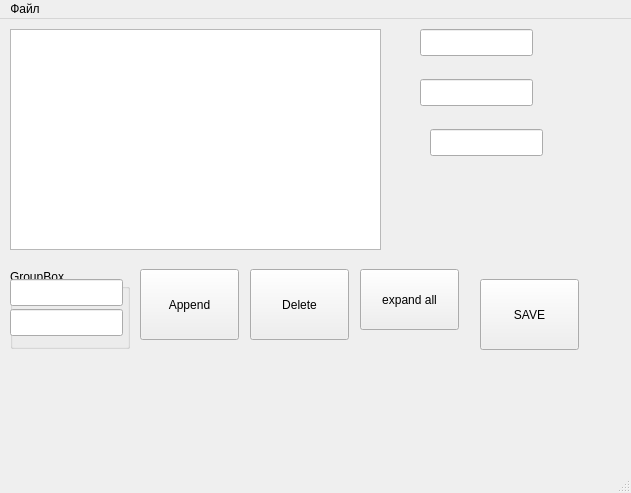
This is mainwindow.ui in GlebZigert/MyQTree as Qt 5 draws it before an edit. The edited form follows.
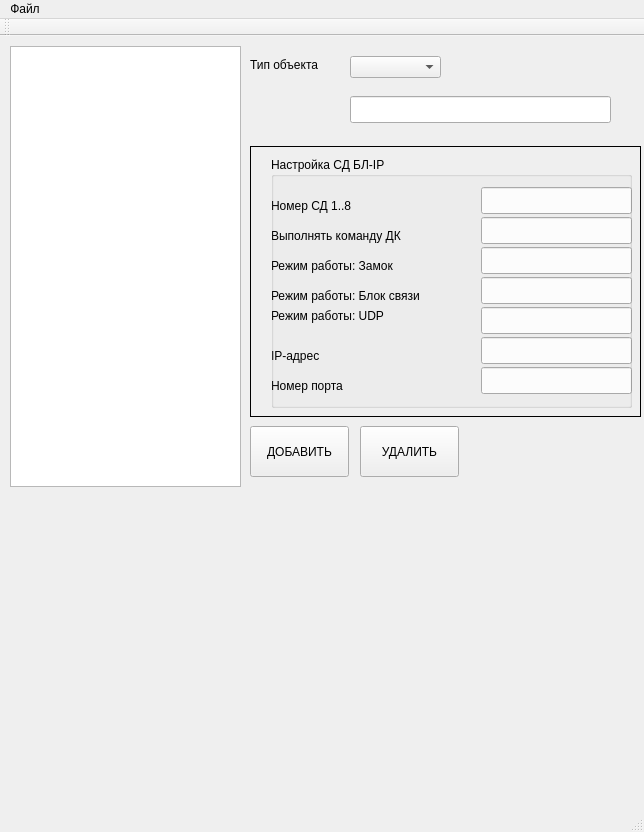
This is the edited form. The open tabs and pages were chosen to show the change.

The edit to the form file:
```diff
--- a/mainwindow.ui
+++ b/mainwindow.ui
@@ -6,8 +6,8 @@
    <rect>
     <x>0</x>
     <y>0</y>
-    <width>631</width>
-    <height>493</height>
+    <width>644</width>
+    <height>832</height>
    </rect>
   </property>
   <property name="windowTitle">
@@ -19,8 +19,8 @@
      <rect>
       <x>10</x>
       <y>10</y>
-      <width>371</width>
-      <height>221</height>
+      <width>231</width>
+      <height>441</height>
      </rect>
     </property>
     <property name="animated">
@@ -30,119 +30,607 @@
      <bool>true</bool>
     </attribute>
    </widget>
-   <widget class="QLineEdit" name="lineEdit">
+   <widget class="QLineEdit" name="name_item_to_append">
     <property name="geometry">
      <rect>
-      <x>420</x>
-      <y>10</y>
-      <width>113</width>
-      <height>27</height>
-     </rect>
-    </property>
-   </widget>
-   <widget class="QLineEdit" name="lineEdit_2">
-    <property name="geometry">
-     <rect>
-      <x>420</x>
+      <x>350</x>
       <y>60</y>
-      <width>113</width>
+      <width>261</width>
       <height>27</height>
      </rect>
     </property>
    </widget>
-   <widget class="QPushButton" name="pushButton">
+   <widget class="QComboBox" name="comboBox">
     <property name="geometry">
      <rect>
-      <x>140</x>
-      <y>250</y>
-      <width>99</width>
-      <height>71</height>
+      <x>350</x>
+      <y>20</y>
+      <width>91</width>
+      <height>22</height>
      </rect>
     </property>
+   </widget>
+   <widget class="QLabel" name="label">
+    <property name="geometry">
+     <rect>
+      <x>450</x>
+      <y>10</y>
+      <width>41</width>
+      <height>41</height>
+     </rect>
+    </property>
     <property name="text">
-     <string>Append</string>
+     <string/>
     </property>
    </widget>
-   <widget class="QLineEdit" name="lineEdit_3">
+   <widget class="QLabel" name="label_9">
     <property name="geometry">
      <rect>
-      <x>430</x>
+      <x>250</x>
+      <y>20</y>
+      <width>111</width>
+      <height>17</height>
+     </rect>
+    </property>
+    <property name="text">
+     <string>Тип объекта</string>
+    </property>
+   </widget>
+   <widget class="QLabel" name="label_10">
+    <property name="geometry">
+     <rect>
+      <x>260</x>
+      <y>10</y>
+      <width>111</width>
+      <height>17</height>
+     </rect>
+    </property>
+    <property name="text">
+     <string/>
+    </property>
+   </widget>
+   <widget class="QStackedWidget" name="stackedWidget">
+    <property name="geometry">
+     <rect>
+      <x>250</x>
       <y>110</y>
-      <width>113</width>
-      <height>27</height>
+      <width>391</width>
+      <height>271</height>
      </rect>
+    </property>
+    <property name="frameShape">
+     <enum>QFrame::Box</enum>
+    </property>
+    <property name="currentIndex">
+     <number>1</number>
+    </property>
+    <widget class="QWidget" name="page_IU">
+     <widget class="QGroupBox" name="IU_groupBox">
+      <property name="enabled">
+       <bool>true</bool>
+      </property>
+      <property name="geometry">
+       <rect>
+        <x>10</x>
+        <y>10</y>
+        <width>381</width>
+        <height>251</height>
+       </rect>
+      </property>
+      <property name="title">
+       <string>Настройка  ИУ БЛ-IP</string>
+      </property>
+      <widget class="QLabel" name="IU_label_1">
+       <property name="geometry">
+        <rect>
+         <x>10</x>
+         <y>30</y>
+         <width>111</width>
+         <height>17</height>
+        </rect>
+       </property>
+       <property name="text">
+        <string>Номер ИУ 1..4</string>
+       </property>
+      </widget>
+      <widget class="QLabel" name="IU_label_2">
+       <property name="geometry">
+        <rect>
+         <x>10</x>
+         <y>60</y>
+         <width>171</width>
+         <height>17</height>
+        </rect>
+       </property>
+       <property name="text">
+        <string>Режим работы: UDP</string>
+       </property>
+      </widget>
+      <widget class="QLabel" name="IU_label_3">
+       <property name="geometry">
+        <rect>
+         <x>10</x>
+         <y>80</y>
+         <width>111</width>
+         <height>17</height>
+        </rect>
+       </property>
+       <property name="text">
+        <string>IP-адрес </string>
+       </property>
+      </widget>
+      <widget class="QLabel" name="IU_label_4">
+       <property name="geometry">
+        <rect>
+         <x>10</x>
+         <y>110</y>
+         <width>171</width>
+         <height>17</height>
+        </rect>
+       </property>
+       <property name="text">
+        <string>Номер порта</string>
+       </property>
+      </widget>
+      <widget class="QLineEdit" name="IU_lineEdit_Num2">
+       <property name="geometry">
+        <rect>
+         <x>200</x>
+         <y>30</y>
+         <width>151</width>
+         <height>27</height>
+        </rect>
+       </property>
+      </widget>
+      <widget class="QLineEdit" name="IU_lineEdit_UdpUse">
+       <property name="geometry">
+        <rect>
+         <x>200</x>
+         <y>60</y>
+         <width>151</width>
+         <height>27</height>
+        </rect>
+       </property>
+      </widget>
+      <widget class="QLineEdit" name="IU_lineEdit_UdpAdress">
+       <property name="geometry">
+        <rect>
+         <x>200</x>
+         <y>90</y>
+         <width>151</width>
+         <height>27</height>
+        </rect>
+       </property>
+      </widget>
+      <widget class="QLineEdit" name="IU_lineEdit_UpdPort">
+       <property name="geometry">
+        <rect>
+         <x>200</x>
+         <y>120</y>
+         <width>151</width>
+         <height>27</height>
+        </rect>
+       </property>
+      </widget>
+     </widget>
+    </widget>
+    <widget class="QWidget" name="page_TG">
+     <widget class="QLineEdit" name="TG_lineEdit_5">
+      <property name="geometry">
+       <rect>
+        <x>220</x>
+        <y>160</y>
+        <width>113</width>
+        <height>27</height>
+       </rect>
+      </property>
+      <property name="text">
+       <string/>
+      </property>
+     </widget>
+     <widget class="QLineEdit" name="TG_lineEdit_3">
+      <property name="geometry">
+       <rect>
+        <x>220</x>
+        <y>100</y>
+        <width>113</width>
+        <height>27</height>
+       </rect>
+      </property>
+      <property name="text">
+       <string/>
+      </property>
+     </widget>
+     <widget class="QLineEdit" name="TG_lineEdit_4">
+      <property name="geometry">
+       <rect>
+        <x>220</x>
+        <y>130</y>
+        <width>113</width>
+        <height>27</height>
+       </rect>
+      </property>
+      <property name="text">
+       <string/>
+      </property>
+     </widget>
+     <widget class="QLineEdit" name="TG_lineEdit_2">
+      <property name="geometry">
+       <rect>
+        <x>220</x>
+        <y>70</y>
+        <width>113</width>
+        <height>27</height>
+       </rect>
+      </property>
+      <property name="text">
+       <string/>
+      </property>
+     </widget>
+     <widget class="QLabel" name="TG_label_3">
+      <property name="geometry">
+       <rect>
+        <x>16</x>
+        <y>110</y>
+        <width>171</width>
+        <height>20</height>
+       </rect>
+      </property>
+      <property name="text">
+       <string>Выполнять команду ДК </string>
+      </property>
+     </widget>
+     <widget class="QLabel" name="TG_label_4">
+      <property name="geometry">
+       <rect>
+        <x>10</x>
+        <y>140</y>
+        <width>151</width>
+        <height>17</height>
+       </rect>
+      </property>
+      <property name="text">
+       <string>Режим работы: UDP</string>
+      </property>
+     </widget>
+     <widget class="QLabel" name="TG_label_2">
+      <property name="geometry">
+       <rect>
+        <x>26</x>
+        <y>80</y>
+        <width>111</width>
+        <height>20</height>
+       </rect>
+      </property>
+      <property name="text">
+       <string>Номер ЧЭ 1..4</string>
+      </property>
+     </widget>
+     <widget class="QLabel" name="TG_label_5">
+      <property name="geometry">
+       <rect>
+        <x>16</x>
+        <y>170</y>
+        <width>121</width>
+        <height>20</height>
+       </rect>
+      </property>
+      <property name="text">
+       <string>IP-адрес  </string>
+      </property>
+     </widget>
+     <widget class="QLabel" name="TG_label">
+      <property name="geometry">
+       <rect>
+        <x>26</x>
+        <y>50</y>
+        <width>111</width>
+        <height>20</height>
+       </rect>
+      </property>
+      <property name="text">
+       <string>Адрес объекта</string>
+      </property>
+     </widget>
+     <widget class="QLineEdit" name="TG_lineEdit">
+      <property name="geometry">
+       <rect>
+        <x>220</x>
+        <y>40</y>
+        <width>113</width>
+        <height>27</height>
+       </rect>
+      </property>
+      <property name="text">
+       <string/>
+      </property>
+     </widget>
+     <widget class="QLabel" name="TG_label_6">
+      <property name="geometry">
+       <rect>
+        <x>20</x>
+        <y>200</y>
+        <width>121</width>
+        <height>20</height>
+       </rect>
+      </property>
+      <property name="text">
+       <string>Номер порта </string>
+      </property>
+     </widget>
+     <widget class="QLineEdit" name="TG_lineEdit_6">
+      <property name="geometry">
+       <rect>
+        <x>220</x>
+        <y>190</y>
+        <width>113</width>
+        <height>27</height>
+       </rect>
+      </property>
+      <property name="text">
+       <string/>
+      </property>
+     </widget>
+     <widget class="QGroupBox" name="TG_groupBox">
+      <property name="geometry">
+       <rect>
+        <x>10</x>
+        <y>20</y>
+        <width>151</width>
+        <height>31</height>
+       </rect>
+      </property>
+      <property name="title">
+       <string>Настройка Точка гарда</string>
+      </property>
+     </widget>
+    </widget>
+    <widget class="QWidget" name="page_CD">
+     <widget class="QLabel" name="CD_label_1">
+      <property name="geometry">
+       <rect>
+        <x>20</x>
+        <y>110</y>
+        <width>161</width>
+        <height>17</height>
+       </rect>
+      </property>
+      <property name="text">
+       <string>Режим работы: Замок</string>
+      </property>
+     </widget>
+     <widget class="QLineEdit" name="CD_lineEdit_UdpUse">
+      <property name="geometry">
+       <rect>
+        <x>230</x>
+        <y>160</y>
+        <width>151</width>
+        <height>27</height>
+       </rect>
+      </property>
+     </widget>
+     <widget class="QLineEdit" name="CD_lineEdit_Bazalt">
+      <property name="geometry">
+       <rect>
+        <x>230</x>
+        <y>100</y>
+        <width>151</width>
+        <height>27</height>
+       </rect>
+      </property>
+     </widget>
+     <widget class="QLineEdit" name="CD_lineEdit_Num2">
+      <property name="geometry">
+       <rect>
+        <x>230</x>
+        <y>40</y>
+        <width>151</width>
+        <height>27</height>
+       </rect>
+      </property>
+     </widget>
+     <widget class="QLabel" name="CD_label_3">
+      <property name="geometry">
+       <rect>
+        <x>20</x>
+        <y>160</y>
+        <width>161</width>
+        <height>17</height>
+       </rect>
+      </property>
+      <property name="text">
+       <string>Режим работы: UDP</string>
+      </property>
+     </widget>
+     <widget class="QLabel" name="CD_label_">
+      <property name="geometry">
+       <rect>
+        <x>20</x>
+        <y>80</y>
+        <width>171</width>
+        <height>17</height>
+       </rect>
+      </property>
+      <property name="text">
+       <string>Выполнять команду ДК </string>
+      </property>
+     </widget>
+     <widget class="QLineEdit" name="CD_lineEdit_UpdPort">
+      <property name="geometry">
+       <rect>
+        <x>230</x>
+        <y>220</y>
+        <width>151</width>
+        <height>27</height>
+       </rect>
+      </property>
+     </widget>
+     <widget class="QLineEdit" name="CD_lineEdit_DK">
+      <property name="geometry">
+       <rect>
+        <x>230</x>
+        <y>70</y>
+        <width>151</width>
+        <height>27</height>
+       </rect>
+      </property>
+     </widget>
+     <widget class="QLineEdit" name="CD_lineEdit_UdpAdress">
+      <property name="geometry">
+       <rect>
+        <x>230</x>
+        <y>190</y>
+        <width>151</width>
+        <height>27</height>
+       </rect>
+      </property>
+     </widget>
+     <widget class="QLabel" name="CD_label_4">
+      <property name="geometry">
+       <rect>
+        <x>20</x>
+        <y>200</y>
+        <width>91</width>
+        <height>17</height>
+       </rect>
+      </property>
+      <property name="text">
+       <string>IP-адрес </string>
+      </property>
+     </widget>
+     <widget class="QLineEdit" name="CD_lineEdit_ConnectBlock">
+      <property name="geometry">
+       <rect>
+        <x>230</x>
+        <y>130</y>
+        <width>151</width>
+        <height>27</height>
+       </rect>
+      </property>
+     </widget>
+     <widget class="QLabel" name="CD_label_5">
+      <property name="geometry">
+       <rect>
+        <x>20</x>
+        <y>230</y>
+        <width>121</width>
+        <height>17</height>
+       </rect>
+      </property>
+      <property name="text">
+       <string>Номер порта </string>
+      </property>
+     </widget>
+     <widget class="QLabel" name="CD_label_2">
+      <property name="geometry">
+       <rect>
+        <x>20</x>
+        <y>140</y>
+        <width>201</width>
+        <height>17</height>
+       </rect>
+      </property>
+      <property name="text">
+       <string>Режим работы: Блок связи </string>
+      </property>
+     </widget>
+     <widget class="QLabel" name="CD_label_Num2">
+      <property name="geometry">
+       <rect>
+        <x>20</x>
+        <y>50</y>
+        <width>111</width>
+        <height>17</height>
+       </rect>
+      </property>
+      <property name="text">
+       <string>Номер СД 1..8</string>
+      </property>
+     </widget>
+     <widget class="QGroupBox" name="CD_groupBox">
+      <property name="enabled">
+       <bool>true</bool>
+      </property>
+      <property name="geometry">
+       <rect>
+        <x>20</x>
+        <y>10</y>
+        <width>361</width>
+        <height>251</height>
+       </rect>
+      </property>
+      <property name="title">
+       <string>Настройка СД БЛ-IP</string>
+      </property>
+     </widget>
+    </widget>
+   </widget>
+   <widget class="QGroupBox" name="CD_groupBox_2">
+    <property name="enabled">
+     <bool>true</bool>
+    </property>
+    <property name="geometry">
+     <rect>
+      <x>320</x>
+      <y>910</y>
+      <width>361</width>
+      <height>241</height>
+     </rect>
+    </property>
+    <property name="title">
+     <string>Настройка СД БЛ-IP</string>
+    </property>
+    <widget class="QPushButton" name="pushButton_3">
+     <property name="geometry">
+      <rect>
+       <x>0</x>
+       <y>250</y>
+       <width>99</width>
+       <height>71</height>
+      </rect>
+     </property>
+     <property name="text">
+      <string>ДОБАВИТЬ</string>
+     </property>
+    </widget>
+    <widget class="QPushButton" name="pushButton_4">
+     <property name="geometry">
+      <rect>
+       <x>100</x>
+       <y>250</y>
+       <width>99</width>
+       <height>71</height>
+      </rect>
+     </property>
+     <property name="text">
+      <string>УДАЛИТЬ</string>
+     </property>
+    </widget>
+   </widget>
+   <widget class="QPushButton" name="pushButton">
+    <property name="geometry">
+     <rect>
+      <x>250</x>
+      <y>390</y>
+      <width>99</width>
+      <height>51</height>
+     </rect>
+    </property>
+    <property name="text">
+     <string>ДОБАВИТЬ</string>
     </property>
    </widget>
    <widget class="QPushButton" name="pushButton_2">
     <property name="geometry">
      <rect>
-      <x>250</x>
-      <y>250</y>
-      <width>99</width>
-      <height>71</height>
-     </rect>
-    </property>
-    <property name="text">
-     <string>Delete</string>
-    </property>
-   </widget>
-   <widget class="QPushButton" name="pushButton_3">
-    <property name="geometry">
-     <rect>
       <x>360</x>
-      <y>250</y>
+      <y>390</y>
       <width>99</width>
-      <height>61</height>
+      <height>51</height>
      </rect>
     </property>
     <property name="text">
-     <string>expand all</string>
-    </property>
-   </widget>
-   <widget class="QGroupBox" name="groupBox">
-    <property name="geometry">
-     <rect>
-      <x>10</x>
-      <y>250</y>
-      <width>120</width>
-      <height>80</height>
-     </rect>
-    </property>
-    <property name="title">
-     <string>GroupBox</string>
-    </property>
-    <widget class="QLineEdit" name="name_item_to_append">
-     <property name="geometry">
-      <rect>
-       <x>0</x>
-       <y>10</y>
-       <width>113</width>
-       <height>27</height>
-      </rect>
-     </property>
-    </widget>
-    <widget class="QLineEdit" name="type_item_to_append">
-     <property name="geometry">
-      <rect>
-       <x>0</x>
-       <y>40</y>
-       <width>113</width>
-       <height>27</height>
-      </rect>
-     </property>
-    </widget>
-   </widget>
-   <widget class="QPushButton" name="pushButton_4">
-    <property name="geometry">
-     <rect>
-      <x>480</x>
-      <y>260</y>
-      <width>99</width>
-      <height>71</height>
-     </rect>
-    </property>
-    <property name="text">
-     <string>SAVE</string>
+     <string>УДАЛИТЬ</string>
     </property>
    </widget>
   </widget>
@@ -151,7 +639,7 @@
     <rect>
      <x>0</x>
      <y>0</y>
-     <width>631</width>
+     <width>644</width>
      <height>25</height>
     </rect>
    </property>
@@ -178,6 +666,17 @@
    <addaction name="menu"/>
   </widget>
   <widget class="QStatusBar" name="statusBar"/>
+  <widget class="QToolBar" name="toolBar">
+   <property name="windowTitle">
+    <string>toolBar</string>
+   </property>
+   <attribute name="toolBarArea">
+    <enum>TopToolBarArea</enum>
+   </attribute>
+   <attribute name="toolBarBreak">
+    <bool>false</bool>
+   </attribute>
+  </widget>
   <action name="action_2">
    <property name="text">
     <string>Открыть</string>
```
